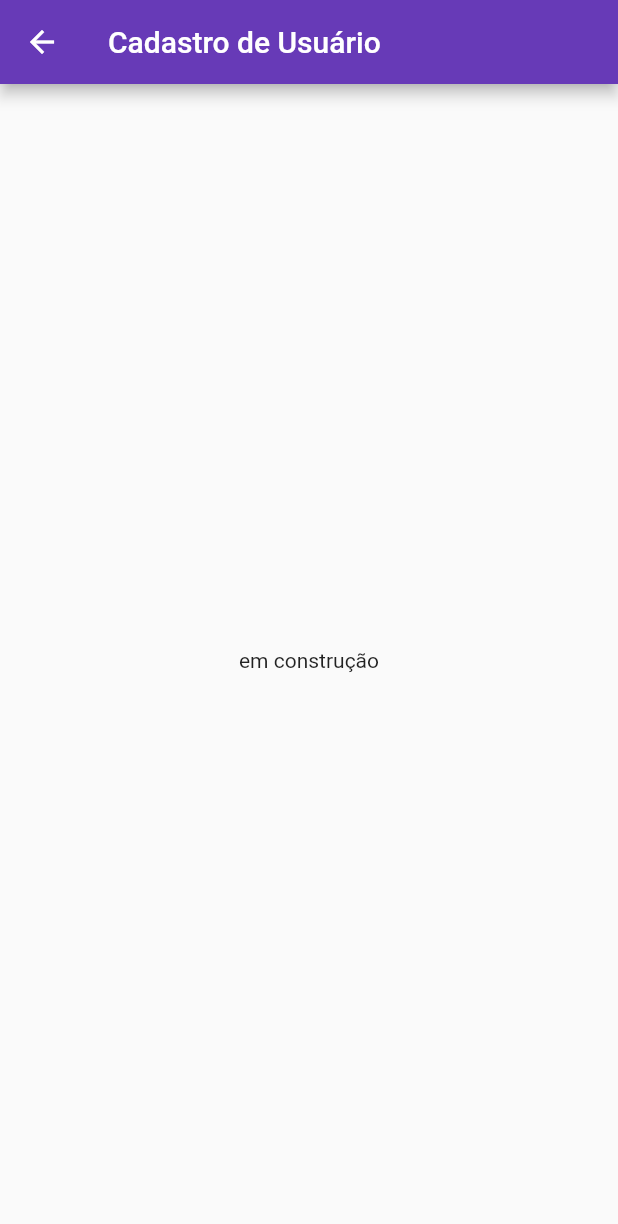
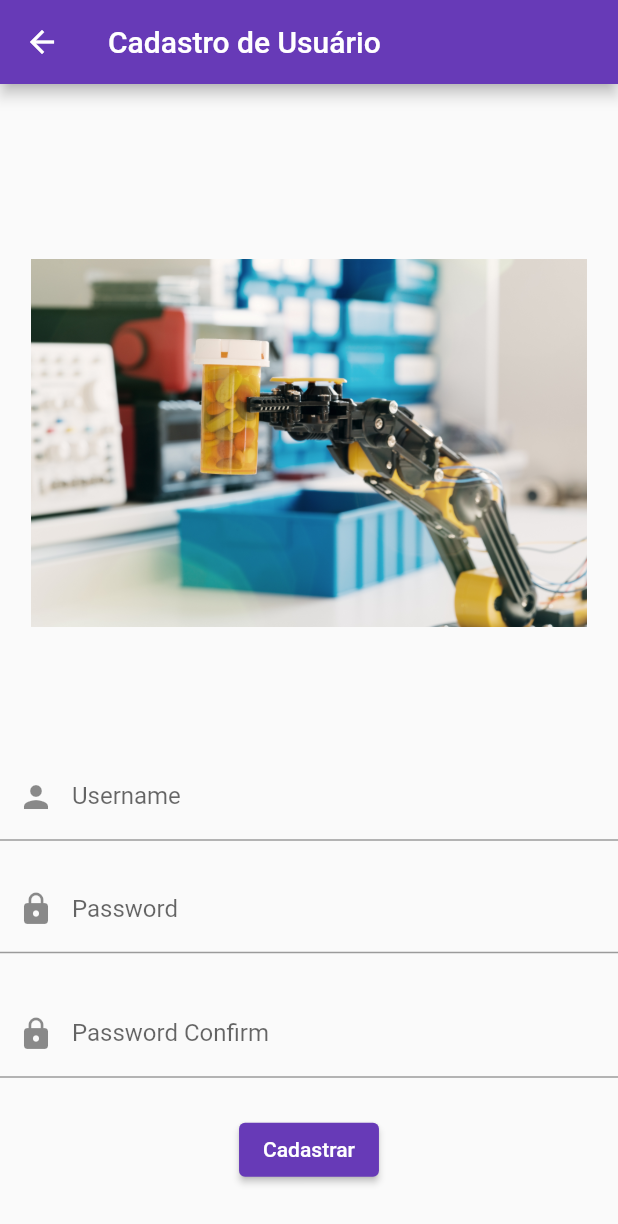
Before and after one commit to Milena-Calado/flutter_application, a Flutter app: the CadastroPage screen opened directly, on a phone screen of 412 x 824 dp. Shown: the top 1224 px of the screen. Run offline on Flutter 3.47's test engine with Material 2 defaults, Android fonts, the phone set to English and light mode, and no system bars; statements that could not run were skipped.

Commit message:
Implementação do cadastro de usuário

```diff
--- a/lib/cadastro.dart
+++ b/lib/cadastro.dart
@@ -1,8 +1,44 @@
 
 import 'package:flutter/material.dart';
 
+import 'login.dart';
+
 class CadastroPage extends StatelessWidget {
   const CadastroPage({Key? key}) : super(key: key);
+
+  final TextEditingController _usernameController = TextEditingController();
+  final TextEditingController _passwordController = TextEditingController();
+  final TextEditingController _passwordconfirmController = TextEditingController();
+
+  void _cadastro() {
+    String username = _usernameController.text;
+    String password = _passwordController.text;
+    String passwordconfirm = _passwordconfirmController.text;
+
+    // verificação de login
+    if (username == 'admin' && password == 'admin' && passwordconfirm == 'admin') {
+      Navigator.pushReplacement(
+        context,
+        MaterialPageRoute(
+          builder: (context) => HomePage(username: username),
+        ),
+      );
+    } else {
+      showDialog(
+        context: context,
+        builder: (context) => AlertDialog(
+          title: const Text('Register error'),
+          content: const Text('Invalid credentials. Try again.'),
+          actions: [
+            TextButton(
+              onPressed: () => Navigator.pop(context),
+              child: const Text('OK'),
+            ),
+          ],
+        ),
+      );
+    }
+  }
 
   @override
   Widget build(BuildContext context) {
@@ -10,8 +46,52 @@ class CadastroPage extends StatelessWidget {
       appBar: AppBar(
         title: const Text('Cadastro de Usuário'),
       ),
-      body: const Center(
-        child: Text('em construção'),
+      body: Center(
+        child: Column(
+          mainAxisAlignment: MainAxisAlignment.center,
+          children: <Widget>[
+            Align(
+              alignment: Alignment.topCenter,
+              child: ClipPath(
+                child: Image.asset(
+                  'assets/logo_inicial.png',
+                  width: MediaQuery.of(context).size.width * 0.9,
+                  height: MediaQuery.of(context).size.height * 0.5,
+                ),
+              ),
+            ),
+            TextFormField(
+              controller: _usernameController,
+              decoration: const InputDecoration(
+                labelText: 'Username',
+                prefixIcon: Icon(Icons.person),
+              ),
+            ),
+            const SizedBox(height: 16),
+            TextFormField(
+              controller: _passwordController,
+              obscureText: true,
+              decoration: const InputDecoration(
+                labelText: 'Password',
+                prefixIcon: Icon(Icons.lock),
+              ),
+            ),
+            const SizedBox(height: 24),
+            TextFormField(
+              controller: _passwordconfirmController,
+              obscureText: true,
+              decoration: const InputDecoration(
+                labelText: 'Password Confirm',
+                prefixIcon: Icon(Icons.lock),
+              ),
+            ),
+            const SizedBox(height: 24),
+            ElevatedButton(
+              onPressed: _cadastro,
+              child: const Text('Cadastrar'),
+            ),
+          ],
+        ),
       ),
     );
   }
```
